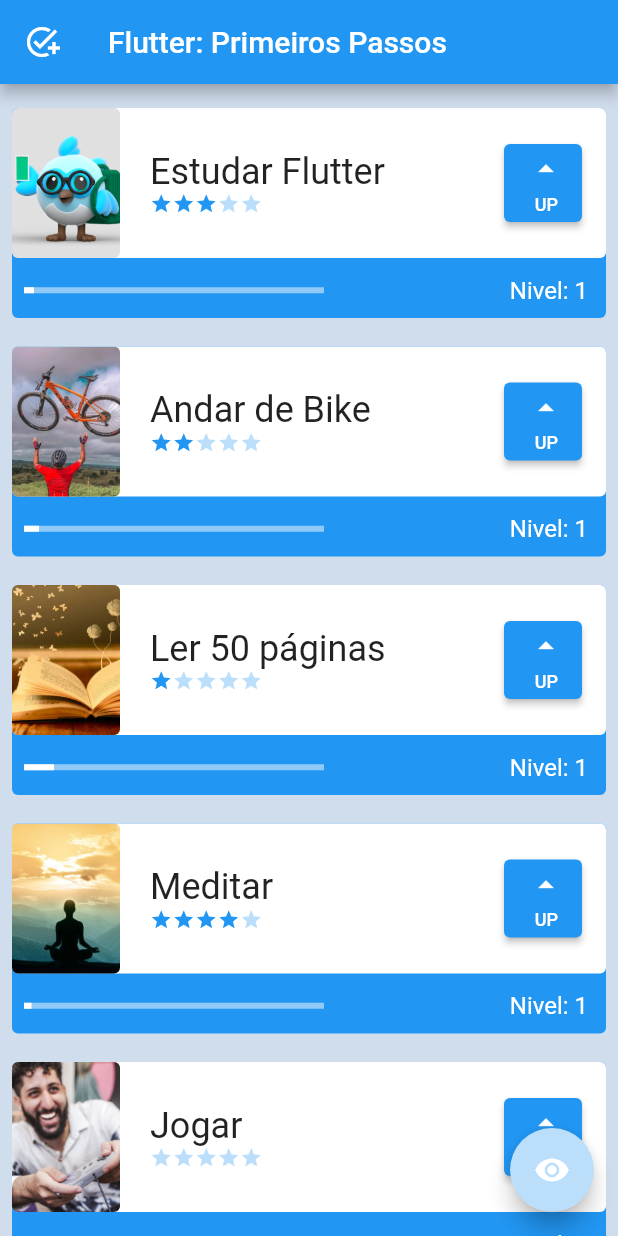
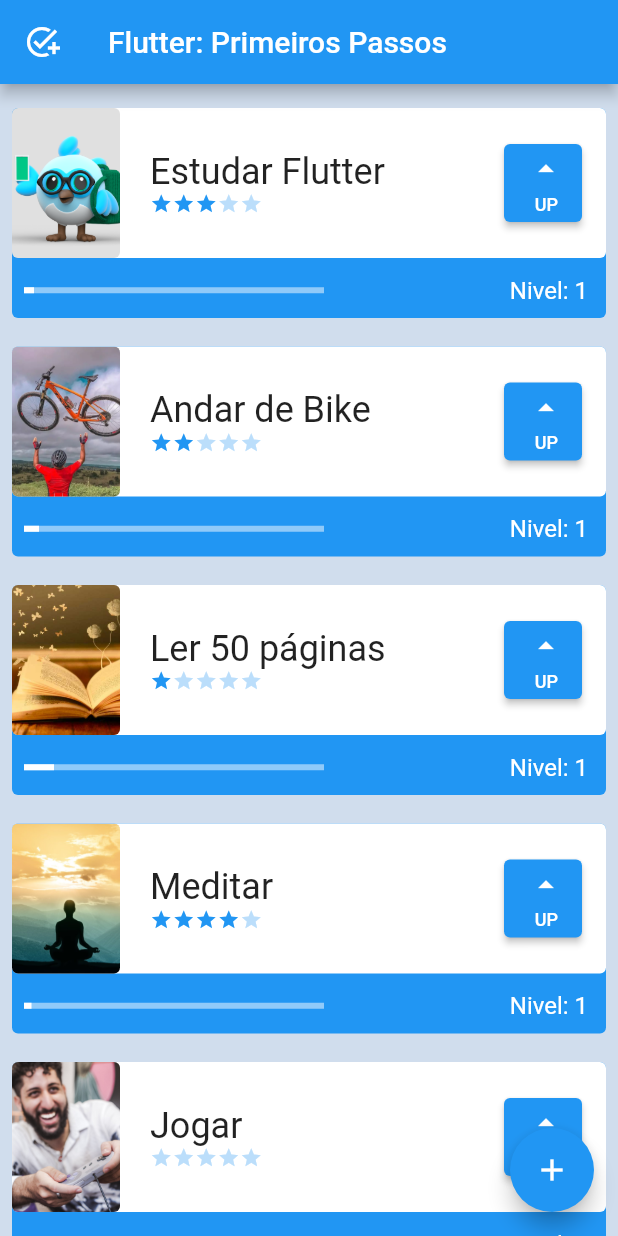
Before and after one commit to duquexote/flutter_controller, a Flutter app: the InitialScreen screen opened directly, on a phone screen of 412 x 824 dp. Run offline on Flutter 3.47's test engine with Material 2 defaults, Android fonts, the phone set to English and light mode, and no system bars; network calls fail.

Commit message:
Adicionando rotas no aplicativo, para navegação de paginas

```diff
--- a/lib/main.dart
+++ b/lib/main.dart
@@ -23,7 +23,7 @@
       theme: ThemeData(
         primarySwatch: Colors.blue,
       ),
-      home: const FormScreen(),
+      home: const InitialScreen(),
     );
   }
 }
--- a/lib/screens/tela_inicial.dart
+++ b/lib/screens/tela_inicial.dart
@@ -1,4 +1,5 @@
 import 'package:alura_flutter_curso_1/components/tasks.dart';
+import 'package:alura_flutter_curso_1/screens/form_screen.dart';
 import 'package:flutter/material.dart';
 
 class InitialScreen extends StatefulWidget {
@@ -10,18 +11,13 @@
 
 class _InitialScreenState extends State<InitialScreen> {
   @override
-  bool opacidade = true;
-
   Widget build(BuildContext context) {
     return Scaffold(
       appBar: AppBar(
         title: const Text('Flutter: Primeiros Passos'),
         leading: Icon(Icons.add_task),
       ),
-      body: AnimatedOpacity(
-        opacity: opacidade ? 1.0 : 0.0,
-        duration: const Duration(milliseconds: 500),
-        child: Container(
+      body: Container(
         color: Color.fromARGB(255, 208, 221, 237),
         child: ListView(
           children: const [
@@ -43,15 +39,16 @@
           ],
         ),
       ),
-      ),
       floatingActionButton: FloatingActionButton(
         onPressed: () {
-          setState(() {
-            opacidade = !opacidade;
-          });
+          Navigator.push(
+            context,
+            MaterialPageRoute(
+              builder: (context) => FormScreen(),
+            ),
+          );
         },
-        backgroundColor: Colors.blue[100],
-        child: const Icon(Icons.remove_red_eye),
+        child: const Icon(Icons.add),
       ),
     );
   }
```
Also changed, not shown: lib/screens/form_screen.dart (+8 -9 lines). Lines whose indentation alone changed are shown as unchanged.
